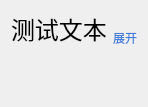
Before: the Qt Designer form ui/page_elements/NavigateMenu/NavigateField/NavigateField.ui in ArcherLuo233/election-s-prediction, drawn with Qt 5.
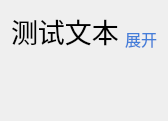
After: the same form once the commit is applied.

Patch:
```diff
--- a/ui/page_elements/NavigateMenu/NavigateField/NavigateField.ui
+++ b/ui/page_elements/NavigateMenu/NavigateField/NavigateField.ui
@@ -6,8 +6,8 @@
    <rect>
     <x>0</x>
     <y>0</y>
-    <width>146</width>
-    <height>107</height>
+    <width>166</width>
+    <height>121</height>
    </rect>
   </property>
   <property name="sizePolicy">
@@ -16,6 +16,11 @@
     <verstretch>0</verstretch>
    </sizepolicy>
   </property>
+  <property name="font">
+   <font>
+    <family>文鼎中隶</family>
+   </font>
+  </property>
   <property name="windowTitle">
    <string>Form</string>
   </property>
@@ -26,8 +31,8 @@
       <widget class="QLabel" name="label_title">
        <property name="font">
         <font>
-         <family>黑体</family>
-         <pointsize>18</pointsize>
+         <family>文鼎中隶</family>
+         <pointsize>20</pointsize>
         </font>
        </property>
        <property name="cursor">
@@ -42,8 +47,8 @@
       <widget class="QLabel" name="label_switch">
        <property name="font">
         <font>
-         <family>黑体</family>
-         <pointsize>9</pointsize>
+         <family>文鼎中隶</family>
+         <pointsize>12</pointsize>
         </font>
        </property>
        <property name="cursor">
@@ -62,10 +67,10 @@
    <item>
     <layout class="QVBoxLayout" name="layout_menu">
      <property name="spacing">
-      <number>10</number>
+      <number>20</number>
      </property>
      <property name="topMargin">
-      <number>10</number>
+      <number>20</number>
      </property>
     </layout>
    </item>
```
